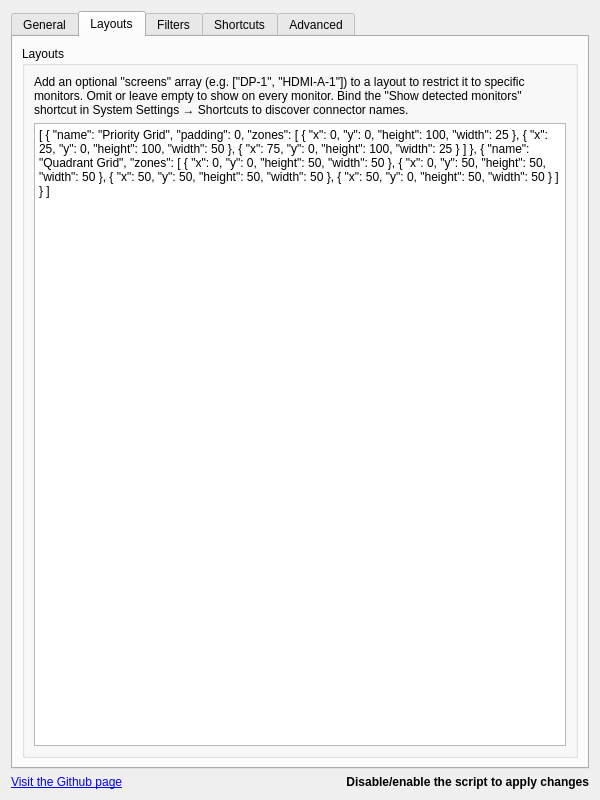
Qt form src/contents/ui/config.ui (gerritdevriese/kzones) before a commit.
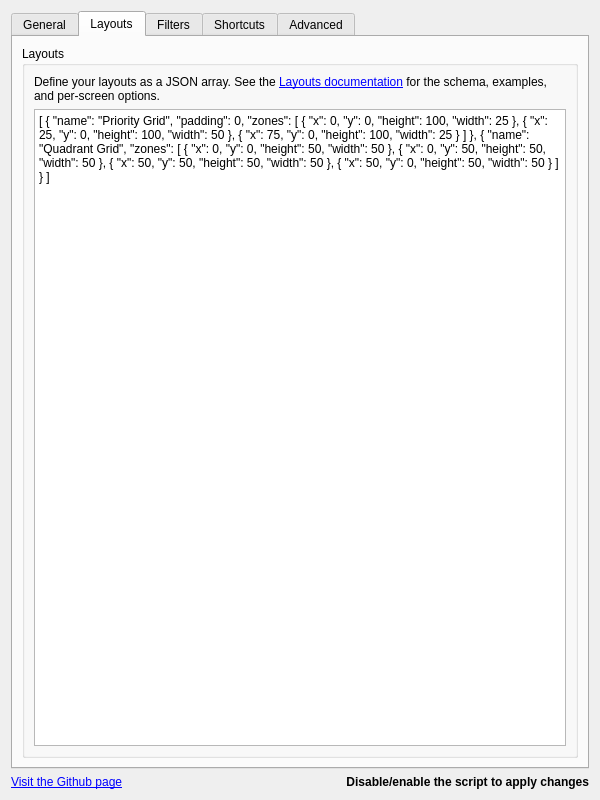
The same form after that commit. The open tabs and pages were chosen to show the change. Icons and pictures are not drawn.

Commit message: fixed skipSmartHotkeys, window preference, and tweaked value calculations for smart hotkey direction

```diff
--- a/src/contents/ui/config.ui
+++ b/src/contents/ui/config.ui
@@ -374,7 +374,13 @@
                     <item>
                       <widget class="QLabel" name="label_layoutsScreensExplanation">
                         <property name="text">
-                          <string>Add an optional &quot;screens&quot; array (e.g. [&quot;DP-1&quot;, &quot;HDMI-A-1&quot;]) to a layout to restrict it to specific monitors. Omit or leave empty to show on every monitor. Bind the &quot;Show detected monitors&quot; shortcut in System Settings → Shortcuts to discover connector names.</string>
+                          <string>Define your layouts as a JSON array. See the &lt;a href=&quot;https://github.com/gerritdevriese/kzones#layouts&quot;&gt;Layouts documentation&lt;/a&gt; for the schema, examples, and per-screen options.</string>
+                        </property>
+                        <property name="textFormat">
+                          <enum>Qt::TextFormat::RichText</enum>
+                        </property>
+                        <property name="openExternalLinks">
+                          <bool>true</bool>
                         </property>
                         <property name="wordWrap">
                           <bool>true</bool>
```
Left out of the diff: 2 changed lines with no effect on the pictures. The commit also changes 7 other files.
